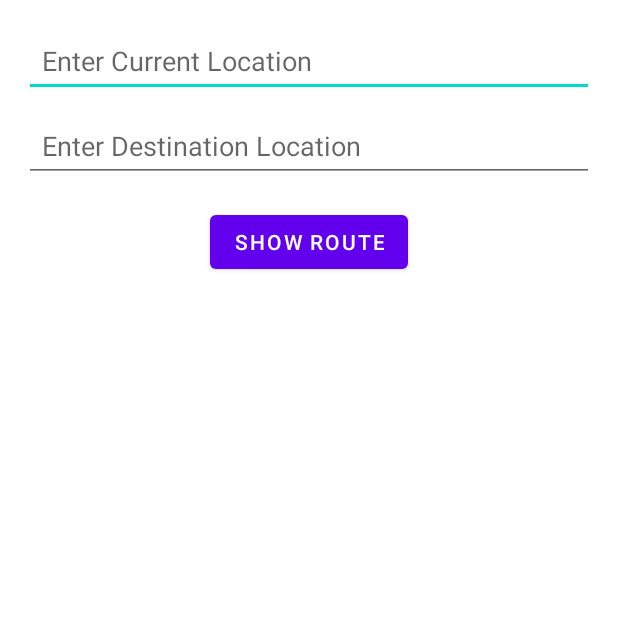
After one commit to Bless4life/SmileyChatbotApp, an Android app: the MapDirectionActivity screen opened directly, with no data from a screen before it, on a phone screen of 412 x 824 dp, the top half of it. The commit adds this screen. Run offline under Robolectric (Android 15) with nearby library versions, the phone set to English and light mode, and no system bars.

```diff
--- a/app/src/main/AndroidManifest.xml
+++ b/app/src/main/AndroidManifest.xml
@@ -12,6 +12,9 @@
         android:roundIcon="@mipmap/ic_launcher_round"
         android:supportsRtl="true"
         android:theme="@style/Theme.SmileyChatbot">
+        <activity
+            android:name=".MapDirectionActivity"
+            android:exported="false" />
         <activity
             android:name=".ShowActivity"
             android:exported="false" />
--- /dev/null
+++ b/app/src/main/java/com/example/smileychatbot/MapDirectionActivity.java
@@ -0,0 +1,83 @@
+package com.example.smileychatbot;
+
+import androidx.appcompat.app.AppCompatActivity;
+
+import android.content.ActivityNotFoundException;
+import android.content.Intent;
+import android.net.Uri;
+import android.os.Bundle;
+import android.view.View;
+import android.widget.Button;
+import android.widget.EditText;
+import android.widget.Toast;
+
+public class MapDirectionActivity extends AppCompatActivity {
+
+    //Initialize variable
+    EditText etPlace, etDestination;
+    Button btnTrack;
+    @Override
+    protected void onCreate(Bundle savedInstanceState) {
+        super.onCreate(savedInstanceState);
+        setContentView(R.layout.activity_map_direction);
+
+        //Assign variable
+        etPlace = (EditText) findViewById(R.id.et_place);
+        etDestination = (EditText) findViewById(R.id.et_destination);
+        btnTrack = (Button) findViewById(R.id.btn_track);
+
+        btnTrack.setOnClickListener(new View.OnClickListener() {
+            @Override
+            public void onClick(View view) {
+                String sPlace = etPlace.getText().toString().trim();
+                String sDestination = etDestination.getText().toString().trim();
+
+                //check condition
+                if(sPlace.equals("") && sDestination.equals("")){
+                    //when both value blank
+                    Toast.makeText(getApplicationContext()
+                    , "Enter both location", Toast.LENGTH_SHORT).show();
+                }else{
+                    //when both value fill
+                    //display route
+                    DisplayRoute(sPlace, sDestination);
+                }
+            }
+        });
+    }
+
+    private void DisplayRoute(String sPlace, String sDestination) {
+        //if the device does not have a map installed then redirect it to play store
+        try{
+            //when google map is installed
+            //Initialize uri
+            Uri uri = Uri.parse("https://www.google.com/maps/dir/" + sPlace + "/"
+                + sDestination);
+
+            //Initialize intent with action view
+            Intent mapIntent = new Intent(Intent.ACTION_VIEW, uri);
+
+            //set package
+            mapIntent.setPackage("com.google.android.apps.maps");
+
+            //set flag
+            mapIntent.setFlags(Intent.FLAG_ACTIVITY_NEW_TASK);
+
+            //start activity
+            startActivity(mapIntent);
+
+        }catch(ActivityNotFoundException e){
+            //when google map is not installed
+            //Initialize uri
+            Uri uri = Uri.parse("https://play.google.com/store/apps/details?id=com.google.android.apps.maps");
+
+            //Initialize intent
+            Intent intent = new Intent(Intent.ACTION_VIEW, uri);
+
+            //set flag
+            intent.setFlags(Intent.FLAG_ACTIVITY_NEW_TASK);
+            //start activity
+            startActivity(intent);
+        }
+    }
+}
--- a/app/src/main/java/com/example/smileychatbot/RegisterActivity.java
+++ b/app/src/main/java/com/example/smileychatbot/RegisterActivity.java
@@ -155,6 +155,4 @@ public class RegisterActivity extends AppCompatActivity {
         Intent LoginIntent = new Intent(this, LoginActivity.class);
         startActivity(LoginIntent);
     }
-
-
 }
--- /dev/null
+++ b/app/src/main/res/layout/activity_map_direction.xml
@@ -0,0 +1,34 @@
+<?xml version="1.0" encoding="utf-8"?>
+<LinearLayout xmlns:android="http://schemas.android.com/apk/res/android"
+    xmlns:app="http://schemas.android.com/apk/res-auto"
+    xmlns:tools="http://schemas.android.com/tools"
+    android:layout_width="match_parent"
+    android:layout_height="match_parent"
+    android:orientation="vertical"
+    android:padding="16dp"
+    android:gravity="center_horizontal"
+    tools:context=".MapDirectionActivity">
+
+    <EditText
+        android:layout_width="match_parent"
+        android:layout_height="wrap_content"
+        android:id="@+id/et_place"
+        android:hint="Enter Current Location"
+        android:padding="12dp" />
+
+    <EditText
+        android:layout_width="match_parent"
+        android:layout_height="wrap_content"
+        android:id="@+id/et_destination"
+        android:hint="Enter Destination Location"
+        android:padding="12dp"
+        android:layout_marginTop="8dp"/>
+
+    <Button
+        android:layout_width="wrap_content"
+        android:layout_height="wrap_content"
+        android:id="@+id/btn_track"
+        android:text="Show route"
+        android:layout_marginTop="16dp"/>
+
+</LinearLayout>
```
Also changed, not shown: app/src/main/java/com/example/smileychatbot/HomeActivity.java (+9 -1 lines).
